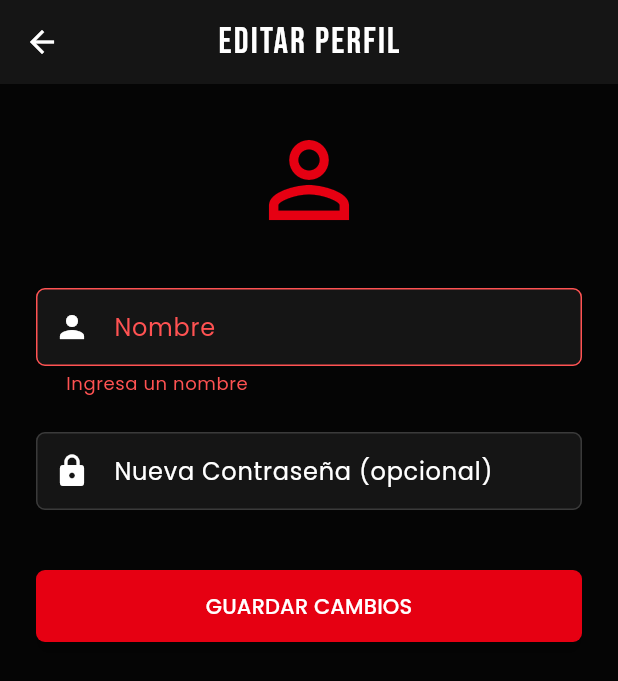
After one commit to AlexanderToapanta/Turismo_Inteligente, a Flutter app: the EditarPerfilView screen opened directly, after a tap on "GUARDAR CAMBIOS", on a phone screen of 412 x 824 dp. The commit adds this screen. Shown: the top 681 px of the screen. Run offline on Flutter 3.47's test engine with Material 3 defaults, Android fonts, the phone set to English and light mode, and no system bars; our stand-ins replace camera, cloud_firestore, firebase_auth, firebase_core, flutter_compass, flutter_map and 7 more; accounts and stored records are empty.

Commit message:
Editar perfiles

```diff
--- a/pry_turismo_app/lib/services/usuario_service.dart
+++ b/pry_turismo_app/lib/services/usuario_service.dart
@@ -72,4 +72,11 @@ class UsuarioService {
   Future<void> actualizarRolUsuario(String uid, String nuevoRol) async {
     await _col.doc(uid).update({'rol': nuevoRol});
   }
+
+  // ─────────────────────────────────────────────────────────
+  /// Actualiza el nombre de un usuario.
+  // ─────────────────────────────────────────────────────────
+  Future<void> actualizarNombreUsuario(String uid, String nuevoNombre) async {
+    await _col.doc(uid).update({'nombre': nuevoNombre});
+  }
 }
--- /dev/null
+++ b/pry_turismo_app/lib/views/editar_perfil_view.dart
@@ -0,0 +1,122 @@
+import 'package:flutter/material.dart';
+import 'package:google_fonts/google_fonts.dart';
+import 'package:provider/provider.dart';
+import '../theme/tema_turismo.dart';
+import '../viewmodels/auth_viewmodel.dart';
+
+class EditarPerfilView extends StatefulWidget {
+  const EditarPerfilView({super.key});
+
+  @override
+  State<EditarPerfilView> createState() => _EditarPerfilViewState();
+}
+
+class _EditarPerfilViewState extends State<EditarPerfilView> {
+  final TextEditingController _nombreCtrl = TextEditingController();
+  final TextEditingController _passCtrl = TextEditingController();
+  final _formKey = GlobalKey<FormState>();
+
+  @override
+  void initState() {
+    super.initState();
+    final authVm = Provider.of<AuthViewModel>(context, listen: false);
+    _nombreCtrl.text = authVm.usuarioModel?.nombre ?? '';
+  }
+
+  @override
+  void dispose() {
+    _nombreCtrl.dispose();
+    _passCtrl.dispose();
+    super.dispose();
+  }
+
+  @override
+  Widget build(BuildContext context) {
+    return Scaffold(
+      appBar: AppBar(
+        title: Text(
+          'Editar Perfil',
+          style: GoogleFonts.bebasNeue(fontSize: 24, letterSpacing: 1.5),
+        ),
+        backgroundColor: TemaPersona5.surfaceColor,
+      ),
+      body: Consumer<AuthViewModel>(
+        builder: (context, authVm, _) {
+          return SingleChildScrollView(
+            padding: const EdgeInsets.all(24),
+            child: Form(
+              key: _formKey,
+              child: Column(
+                crossAxisAlignment: CrossAxisAlignment.stretch,
+                children: [
+                  const Icon(
+                    Icons.person_outline,
+                    size: 80,
+                    color: TemaPersona5.primaryColor,
+                  ),
+                  const SizedBox(height: 32),
+                  TextFormField(
+                    controller: _nombreCtrl,
+                    decoration: const InputDecoration(
+                      labelText: 'Nombre',
+                      prefixIcon: Icon(Icons.person),
+                    ),
+                    validator: (val) => val == null || val.trim().isEmpty ? 'Ingresa un nombre' : null,
+                  ),
+                  const SizedBox(height: 24),
+                  TextFormField(
+                    controller: _passCtrl,
+                    obscureText: true,
+                    decoration: const InputDecoration(
+                      labelText: 'Nueva Contraseña (opcional)',
+                      hintText: 'Déjalo en blanco si no deseas cambiarla',
+                      prefixIcon: Icon(Icons.lock),
+                    ),
+                    validator: (val) {
+                      if (val != null && val.isNotEmpty && val.length < 6) {
+                        return 'La contraseña debe tener al menos 6 caracteres';
+                      }
+                      return null;
+                    },
+                  ),
+                  const SizedBox(height: 40),
+                  ElevatedButton(
+                    onPressed: authVm.cargando
+                        ? null
+                        : () async {
+                            if (_formKey.currentState!.validate()) {
+                              final error = await authVm.actualizarPerfil(
+                                nuevoNombre: _nombreCtrl.text,
+                                nuevaPassword: _passCtrl.text.isEmpty ? null : _passCtrl.text,
+                              );
+
+                              if (!context.mounted) return;
+
+                              if (error != null) {
+                                ScaffoldMessenger.of(context).showSnackBar(
+                                  SnackBar(content: Text(error)),
+                                );
+                              } else {
+                                ScaffoldMessenger.of(context).showSnackBar(
+                                  const SnackBar(
+                                    content: Text('Perfil actualizado correctamente'),
+                                    backgroundColor: Colors.green,
+                                  ),
+                                );
+                                Navigator.pop(context);
+                              }
+                            }
+                          },
+                    child: authVm.cargando
+                        ? const CircularProgressIndicator(color: Colors.white)
+                        : const Text('GUARDAR CAMBIOS'),
+                  ),
+                ],
+              ),
+            ),
+          );
+        },
+      ),
+    );
+  }
+}
```
Also changed, not shown: pry_turismo_app/lib/services/auth_service.dart (+21 -0 lines), pry_turismo_app/lib/viewmodels/auth_viewmodel.dart (+31 -0 lines), pry_turismo_app/lib/views/home_view.dart (+38 -12 lines), pry_turismo_app/pubspec.lock.
